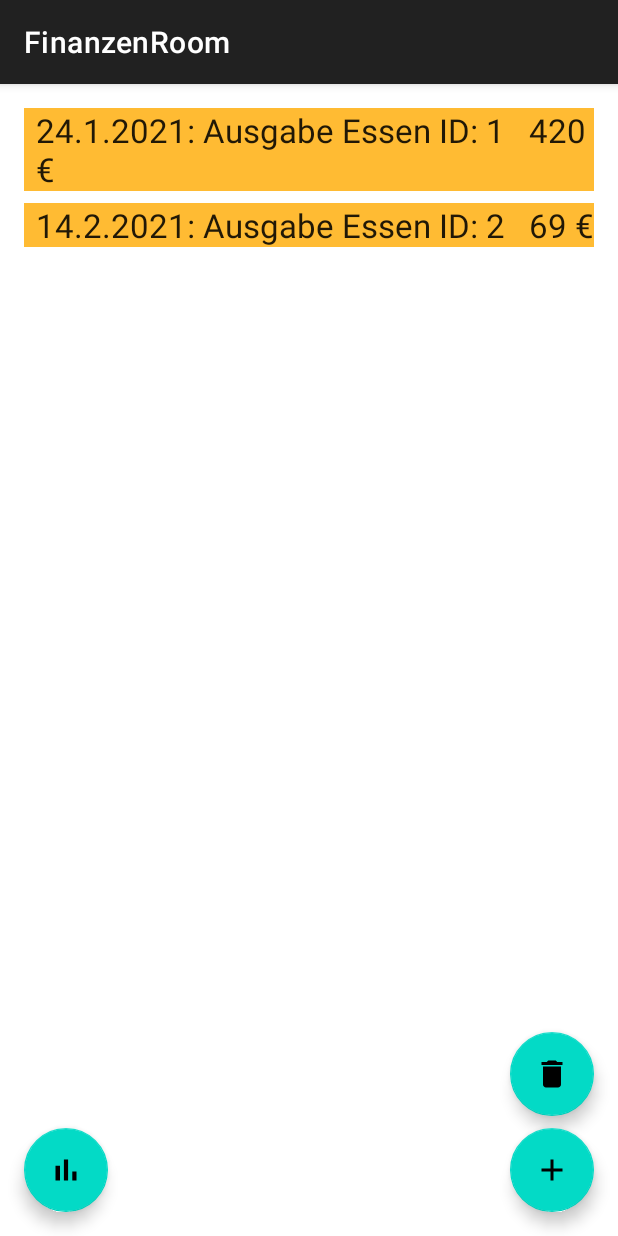
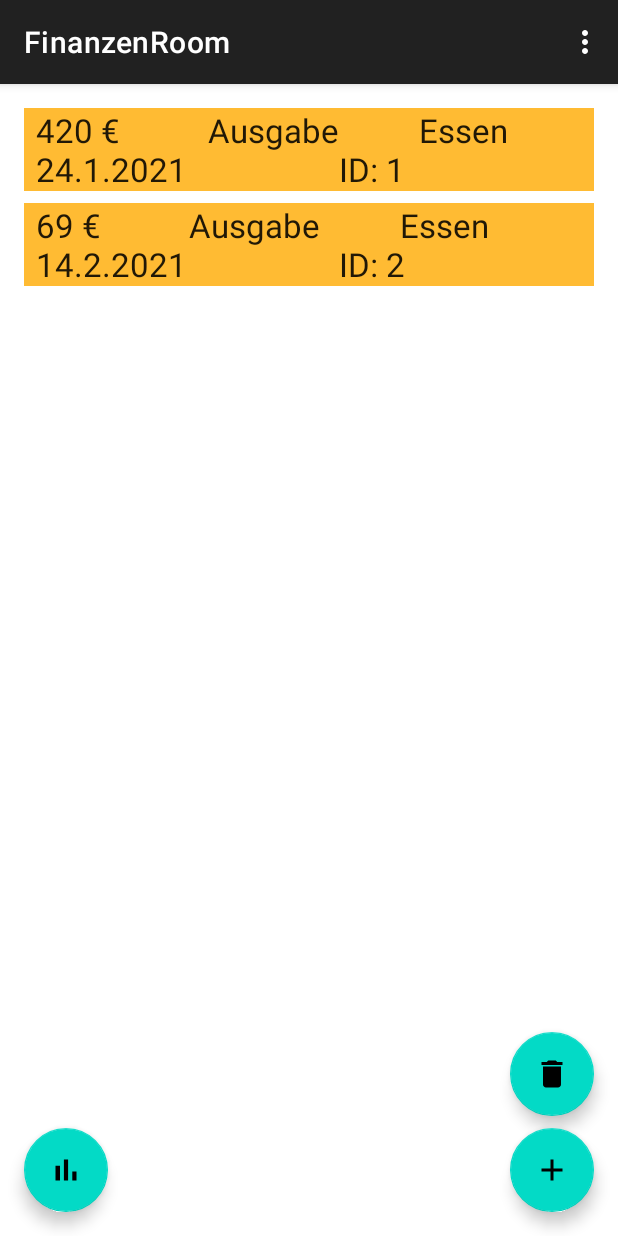
Before and after one commit to LucaM24/FinanceLast, an Android app: the screen it shows after launch (MainActivity), on a phone screen of 412 x 824 dp. Run offline under Robolectric (Android 15) with nearby library versions, the phone set to English and light mode, and no system bars; our stand-ins replace Room's generated code.

Commit message:
Settings

```diff
--- a/app/src/main/AndroidManifest.xml
+++ b/app/src/main/AndroidManifest.xml
@@ -24,6 +24,7 @@
             </intent-filter>
         </activity>
         <activity android:name=".NeuerEintragActivity" />
+        <activity android:name=".Settings" />
     </application>
 
 </manifest>
--- a/app/src/main/java/com/example/finanzenroom/MainActivity.kt
+++ b/app/src/main/java/com/example/finanzenroom/MainActivity.kt
@@ -1,9 +1,13 @@
 package com.example.finanzenroom
 
 import android.app.Activity
+import android.content.ClipData
 import android.content.Intent
 import androidx.appcompat.app.AppCompatActivity
 import android.os.Bundle
+import android.view.Menu
+import android.view.MenuItem
+import android.widget.Button
 import android.widget.Toast
 import androidx.activity.viewModels
 import androidx.lifecycle.Observer
@@ -15,6 +19,20 @@ class MainActivity : AppCompatActivity() {
     private val newTransactionActivityRequestCode = 1
     private val transactionViewModel: TransactionViewModel by viewModels {
         WordViewModelFactory((application as TransactionApplication).repository)
+    }
+
+    override fun onCreateOptionsMenu(menu: Menu?): Boolean {
+        menuInflater.inflate(R.menu.nav_menu,menu)
+        return true
+    }
+
+    override fun onOptionsItemSelected(item: MenuItem): Boolean {
+        item.setOnMenuItemClickListener {
+            val intent = Intent(this@MainActivity, Settings::class.java)
+            startActivity(intent)
+            return@setOnMenuItemClickListener true
+        }
+        return true
     }
     override fun onCreate(savedInstanceState: Bundle?) {
         super.onCreate(savedInstanceState)
@@ -45,6 +63,7 @@ class MainActivity : AppCompatActivity() {
             val intent = Intent(this@MainActivity, changeEntry::class.java)
             startActivity(intent)
         }
+
     }
 
     override fun onActivityResult(requestCode: Int, resultCode: Int, data: Intent?) {
--- a/app/src/main/java/com/example/finanzenroom/TransactionListAdapter.kt
+++ b/app/src/main/java/com/example/finanzenroom/TransactionListAdapter.kt
@@ -8,10 +8,10 @@ import android.widget.TextView
 import androidx.recyclerview.widget.DiffUtil
 import androidx.recyclerview.widget.ListAdapter
 import androidx.recyclerview.widget.RecyclerView
-
 class TransactionListAdapter : ListAdapter<Transaction, TransactionListAdapter.TransactionViewHolder>(WordsComparator()) {
 
     override fun onCreateViewHolder(parent: ViewGroup, viewType: Int): TransactionViewHolder {
+
         return TransactionViewHolder.create(parent)
     }
 
@@ -19,21 +19,24 @@ class TransactionListAdapter : ListAdapter<Transaction, TransactionListAdapter.T
         val current = getItem(position)
         var stringID = current._id.toString()
 
-        holder.bind( current._tag.toString() + "." + current._mon.toString() + "." +  current._jahr + ": "+ current._art + " " + current._kat + " " + "ID: " + current._id + "   " + current._bet + " €") // Edit hier um Anzeige zu ändern
-
+        holder.bind("" + current._bet + " €           " + current._art + "          " + current._kat + "\n" + current._tag.toString() + "." + current._mon.toString() + "." + current._jahr + "                   " + "ID: " + current._id) // Edit hier um Anzeige zu ändern
     }
 
     class TransactionViewHolder(itemView: View) : RecyclerView.ViewHolder(itemView) {
+
         private val transactionItemView: TextView = itemView.findViewById(R.id.textView)
+
+
 
         fun bind(text: String) {
             transactionItemView.text = text.toString()
+
         }
 
         companion object {
             fun create(parent: ViewGroup): TransactionViewHolder {
                 val view: View = LayoutInflater.from(parent.context)
-                    .inflate(R.layout.recyclerview_item, parent, false)
+                        .inflate(R.layout.recyclerview_item, parent, false)
                 return TransactionViewHolder(view)
             }
         }
--- a/app/src/main/java/com/example/finanzenroom/changeEntry.kt
+++ b/app/src/main/java/com/example/finanzenroom/changeEntry.kt
@@ -1,5 +1,6 @@
 package com.example.finanzenroom
 
+import android.content.Intent
 import androidx.appcompat.app.AppCompatActivity
 import android.os.Bundle
 import android.widget.Button
@@ -26,6 +27,8 @@ class changeEntry : AppCompatActivity() {
         deleteID.setOnClickListener{
             if(tV7.text.isNotEmpty()){
                 transactionViewModel.deleteOne(Integer.parseInt(tV7.text.toString()))
+                val intent = Intent(this@changeEntry, MainActivity::class.java) //Zurück zum HomeScreen
+                startActivity(intent)
             } else {
                 Toast.makeText(
                         applicationContext,
@@ -37,6 +40,8 @@ class changeEntry : AppCompatActivity() {
         deleteAll.setOnClickListener{
             if(checkBox.isChecked){
                 transactionViewModel.deleteAll()
+                val intent = Intent(this@changeEntry, MainActivity::class.java) //Zurück zum HomeScreen
+                startActivity(intent)
             }   else {
                 Toast.makeText(
                         applicationContext,
--- a/app/src/main/res/layout/activity_main.xml
+++ b/app/src/main/res/layout/activity_main.xml
@@ -55,5 +55,4 @@
         app:layout_constraintEnd_toEndOf="parent"
         app:srcCompat="@drawable/ic_baseline_delete_24" />
 
-
 </androidx.constraintlayout.widget.ConstraintLayout>
--- a/app/src/main/res/layout/recyclerview_item.xml
+++ b/app/src/main/res/layout/recyclerview_item.xml
@@ -1,8 +1,8 @@
 <?xml version="1.0" encoding="utf-8"?>
 <LinearLayout xmlns:android="http://schemas.android.com/apk/res/android"
-    android:orientation="vertical"
     android:layout_width="match_parent"
-    android:layout_height="wrap_content">
+    android:layout_height="wrap_content"
+    android:orientation="vertical">
 
     <TextView
         android:id="@+id/textView"
@@ -10,4 +10,5 @@
         android:layout_width="match_parent"
         android:layout_height="wrap_content"
         android:background="@android:color/holo_orange_light" />
+
 </LinearLayout>
--- /dev/null
+++ b/app/src/main/res/menu/nav_menu.xml
@@ -0,0 +1,6 @@
+<?xml version="1.0" encoding="utf-8"?>
+<menu xmlns:android="http://schemas.android.com/apk/res/android">
+    <item android:id="@+id/nav_set"
+        android:title="Settings"
+        />
+</menu>
```
Also changed, not shown: app/src/main/java/com/example/finanzenroom/Settings.kt (added, +31 -0 lines), app/src/main/res/layout/settings_screen.xml (added, +61 -0 lines).
